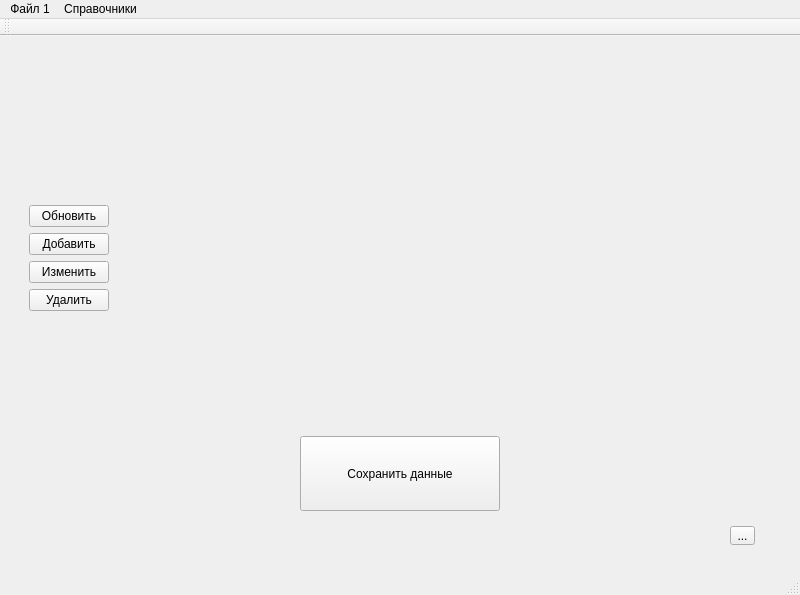
First picture: the form in src/views/main_window/_main_window.ui, repository vvchigirev/Endo, before the edit.
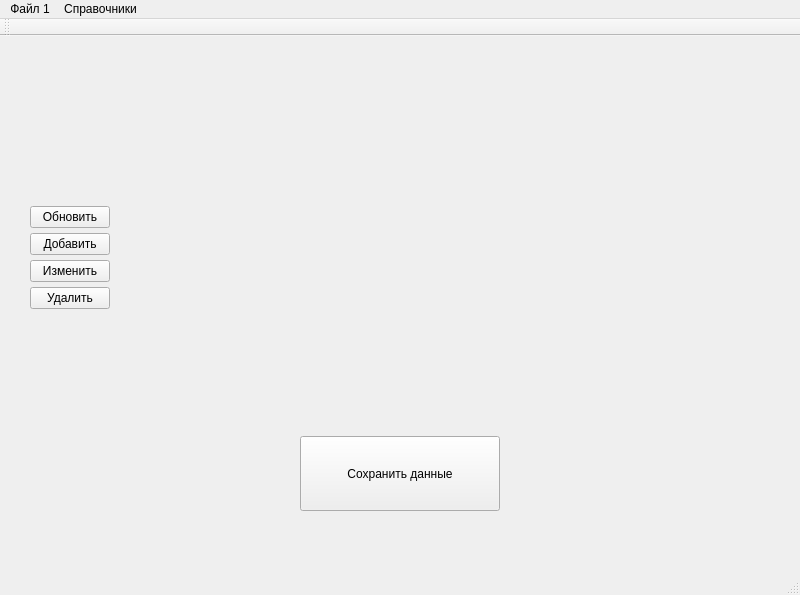
Second picture: the form after the edit.

Commit message: Подчищена главная форма

Patch:
```diff
--- a/src/views/main_window/_main_window.ui
+++ b/src/views/main_window/_main_window.ui
@@ -14,19 +14,6 @@
    <string>Главное окно</string>
   </property>
   <widget class="QWidget" name="centralwidget">
-   <widget class="QToolButton" name="toolBtn">
-    <property name="geometry">
-     <rect>
-      <x>730</x>
-      <y>490</y>
-      <width>25</width>
-      <height>19</height>
-     </rect>
-    </property>
-    <property name="text">
-     <string>...</string>
-    </property>
-   </widget>
    <widget class="QPushButton" name="pushBtn">
     <property name="geometry">
      <rect>
@@ -53,6 +40,18 @@
      <property name="sizeConstraint">
       <enum>QLayout::SetFixedSize</enum>
      </property>
+     <property name="leftMargin">
+      <number>5</number>
+     </property>
+     <property name="topMargin">
+      <number>5</number>
+     </property>
+     <property name="rightMargin">
+      <number>5</number>
+     </property>
+     <property name="bottomMargin">
+      <number>5</number>
+     </property>
      <item row="0" column="1">
       <layout class="QVBoxLayout" name="layoutContaner">
        <property name="spacing">
@@ -68,7 +67,31 @@
      </item>
      <item row="0" column="0">
       <widget class="QWidget" name="widget_2" native="true">
+       <property name="maximumSize">
+        <size>
+         <width>200</width>
+         <height>16777215</height>
+        </size>
+       </property>
        <layout class="QGridLayout" name="gridLayout_2">
+        <property name="sizeConstraint">
+         <enum>QLayout::SetDefaultConstraint</enum>
+        </property>
+        <property name="leftMargin">
+         <number>5</number>
+        </property>
+        <property name="topMargin">
+         <number>5</number>
+        </property>
+        <property name="rightMargin">
+         <number>5</number>
+        </property>
+        <property name="bottomMargin">
+         <number>5</number>
+        </property>
+        <property name="verticalSpacing">
+         <number>5</number>
+        </property>
         <item row="2" column="0">
          <widget class="QPushButton" name="pushButtonDictUpdate">
           <property name="text">
```
The commit also changes 1 other file.
